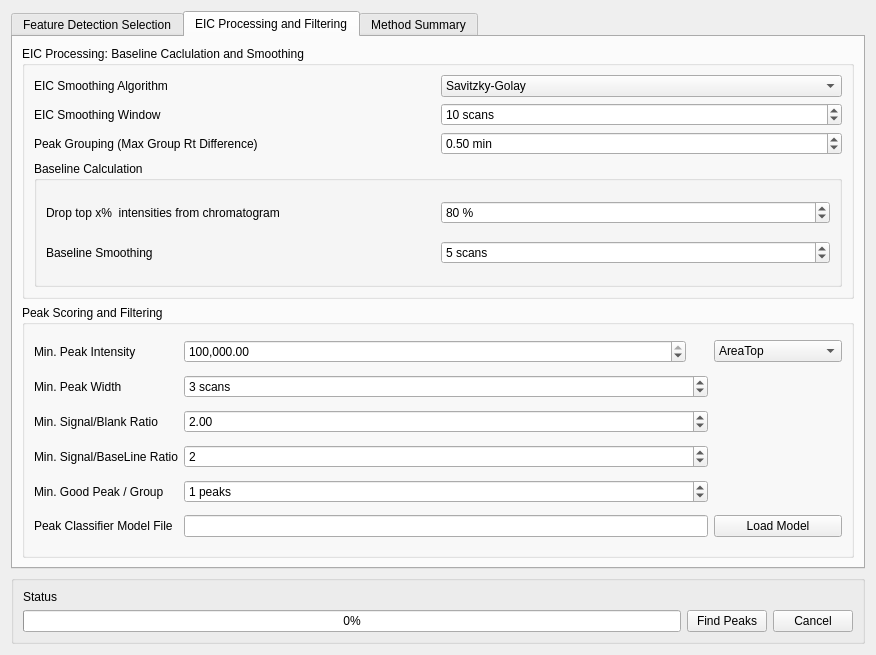
The window that mzroll/forms/peakdetectiondialog.ui (ElucidataInc/ElMaven) describes before a commit, drawn with Qt 5.
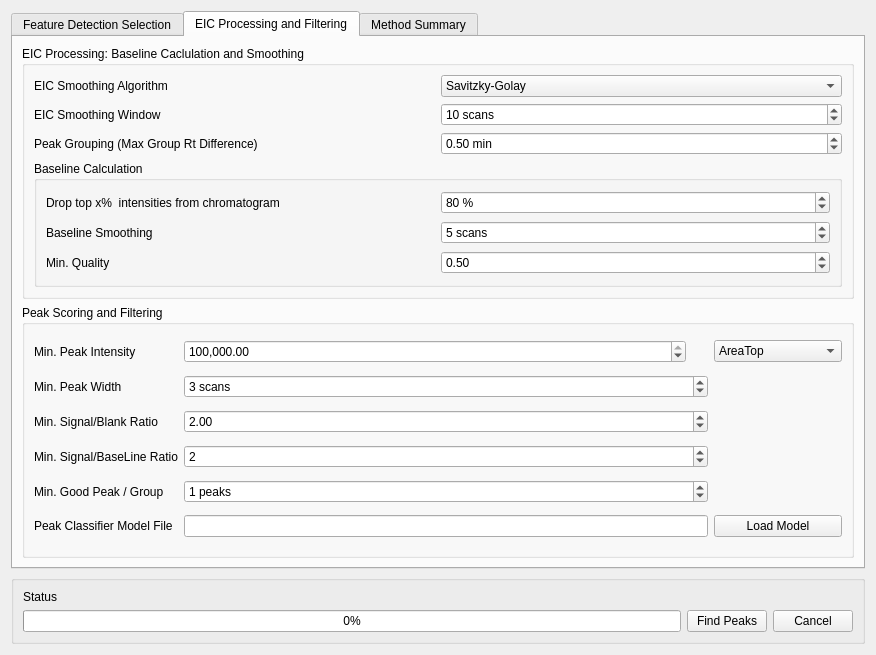
The same window after the commit.

Commit message:
Fix: Change maximum intensity of groups according to quantitation      type in peaktable.
   - In groups view of peaktable, if the quantitaion type changes,
     the max intensity corresponding the quantitaion type also
     changes. While if retention time and quality are choosen for
     quantification nothing will change, intensity remains the same.

   - Min quality parameter has been moved from options dialog to
     peak detection dialog.

Patch:
```diff
--- a/mzroll/forms/peakdetectiondialog.ui
+++ b/mzroll/forms/peakdetectiondialog.ui
@@ -645,6 +645,26 @@
                </property>
               </widget>
              </item>
+             <item row="2" column="0">
+              <widget class="QLabel" name="labelMinQuality">
+               <property name="text">
+                <string>Min. Quality</string>
+               </property>
+              </widget>
+             </item>
+             <item row="2" column="1">
+              <widget class="QDoubleSpinBox" name="doubleSpinBoxMinQuality">
+               <property name="maximum">
+                <double>1.000000000000000</double>
+               </property>
+               <property name="singleStep">
+                <double>0.100000000000000</double>
+               </property>
+               <property name="value">
+                <double>0.500000000000000</double>
+               </property>
+              </widget>
+             </item>
             </layout>
            </widget>
           </item>
```
The commit also changes 9 other files.
